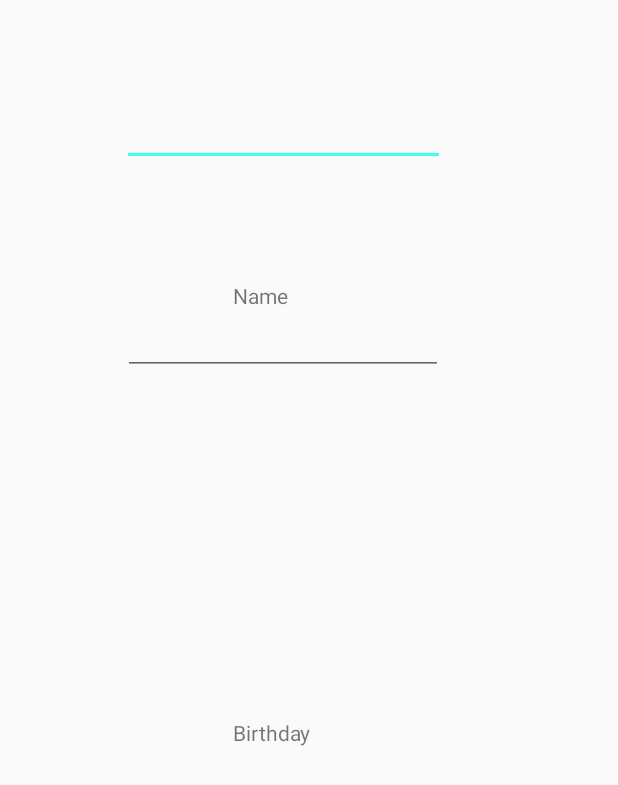
After one commit to nugready/ProfessionalBuddies2, an Android app: the layout activity_profile.xml on its own in the app's theme, with its tools: preview values and no code run, on a phone screen of 412 x 824 dp. The commit adds this screen. Shown: the top 785 px of the screen. Run offline under Robolectric (Android 15) with nearby library versions, the phone set to English and light mode, and no system bars.

Commit message:
Profile page

```diff
--- /dev/null
+++ b/app/src/main/java/com/example/danie/professionalbuddies/profileActivity.java
@@ -0,0 +1,20 @@
+package com.example.danie.professionalbuddies;
+
+import android.support.v7.app.AppCompatActivity;
+import android.os.Bundle;
+/**
+ * Created by janiceambrose on 5/23/17.
+ */
+
+public class  profileActivity extends AppCompatActivity {
+
+    @Override
+
+    protected void onCreate(Bundle savedInstanceState) {
+        super.onCreate(savedInstanceState);
+        setContentView(R.layout.activity_profile);
+    }
+
+
+
+}
--- a/app/src/main/res/layout/activity_account_recovery.xml
+++ b/app/src/main/res/layout/activity_account_recovery.xml
@@ -19,7 +19,9 @@
         android:layout_marginLeft="8dp"
         app:layout_constraintLeft_toLeftOf="parent"
         app:layout_constraintTop_toTopOf="parent"
-        android:layout_marginTop="8dp" />
+        android:layout_marginTop="8dp"
+        android:layout_marginStart="8dp"
+        android:layout_marginEnd="8dp" />
 
     <EditText
         android:id="@+id/editText"
@@ -36,10 +38,10 @@
         android:id="@+id/textView2"
         android:layout_width="71dp"
         android:layout_height="17dp"
-        android:layout_marginTop="0dp"
         android:text="@string/enterEmail"
         app:layout_constraintTop_toBottomOf="@+id/editText"
-        tools:layout_editor_absoluteX="84dp"
-        tools:ignore="MissingConstraints" />
+        tools:layout_editor_absoluteX="84dp" />
+
+
 
 </android.support.constraint.ConstraintLayout>
--- /dev/null
+++ b/app/src/main/res/layout/activity_profile.xml
@@ -0,0 +1,72 @@
+<?xml version="1.0" encoding="utf-8"?>
+<android.support.constraint.ConstraintLayout
+    xmlns:android="http://schemas.android.com/apk/res/android"
+    xmlns:app="http://schemas.android.com/apk/res-auto"
+    xmlns:tools="http://schemas.android.com/tools"
+    android:layout_width="match_parent"
+    android:layout_height="match_parent">
+
+
+    <EditText
+        android:id="@+id/editText2"
+        android:layout_width="215dp"
+        android:layout_height="43dp"
+        android:ems="10"
+        android:inputType="textPersonName"
+        android:text=""
+        android:layout_marginRight="8dp"
+        app:layout_constraintRight_toRightOf="parent"
+        android:layout_marginLeft="8dp"
+        app:layout_constraintLeft_toLeftOf="parent"
+        app:layout_constraintTop_toTopOf="parent"
+        android:layout_marginTop="67dp"
+        app:layout_constraintHorizontal_bias="0.405"
+        android:layout_marginBottom="8dp"
+        app:layout_constraintVertical_bias="0.0"
+        app:layout_constraintBottom_toBottomOf="parent" />
+
+    <TextView
+        android:id="@+id/textView3"
+        android:layout_width="wrap_content"
+        android:layout_height="wrap_content"
+        android:layout_marginBottom="-2dp"
+        android:layout_marginLeft="8dp"
+        android:layout_marginRight="8dp"
+        android:text="@string/enterName"
+        app:layout_constraintBottom_toTopOf="@+id/editText3"
+        app:layout_constraintHorizontal_bias="0.41"
+        app:layout_constraintLeft_toLeftOf="parent"
+        app:layout_constraintRight_toRightOf="parent" />
+
+    <EditText
+        android:id="@+id/editText3"
+        android:layout_width="wrap_content"
+        android:layout_height="wrap_content"
+        android:ems="10"
+        android:inputType="date"
+        android:layout_marginRight="8dp"
+        app:layout_constraintRight_toRightOf="parent"
+        android:layout_marginLeft="8dp"
+        app:layout_constraintLeft_toLeftOf="parent"
+        app:layout_constraintHorizontal_bias="0.405"
+        android:layout_marginBottom="8dp"
+        app:layout_constraintTop_toTopOf="parent"
+        android:layout_marginTop="8dp"
+        app:layout_constraintVertical_bias="0.258"
+        app:layout_constraintBottom_toBottomOf="parent" />
+
+    <TextView
+        android:id="@+id/textView4"
+        android:layout_width="wrap_content"
+        android:layout_height="wrap_content"
+        android:text="@string/enterBirthday"
+        android:layout_marginRight="8dp"
+        app:layout_constraintRight_toRightOf="parent"
+        android:layout_marginLeft="8dp"
+        app:layout_constraintLeft_toLeftOf="parent"
+        app:layout_constraintHorizontal_bias="0.429"
+        app:layout_constraintBottom_toBottomOf="parent"
+        android:layout_marginBottom="326dp" />
+
+
+</android.support.constraint.ConstraintLayout>
--- a/app/src/main/res/layout/activity_registration.xml
+++ b/app/src/main/res/layout/activity_registration.xml
@@ -105,7 +105,6 @@
         app:layout_constraintRight_toRightOf="parent"
         android:layout_marginStart="8dp"
         android:layout_marginEnd="8dp"
-        android:layout_marginTop="0dp"
         app:layout_constraintTop_toBottomOf="@+id/registrationEmailField" />
 
     <EditText
@@ -133,7 +132,7 @@
 
     <EditText
         android:id="@+id/registrationSecurityQuestionAnswer"
-        android:layout_width="match_parent"
+        android:layout_width="0dp"
         android:layout_height="wrap_content"
         android:layout_marginBottom="8dp"
         android:layout_marginRight="8dp"
@@ -146,14 +145,14 @@
         app:layout_constraintLeft_toLeftOf="parent"
         app:layout_constraintRight_toRightOf="parent"
         app:layout_constraintTop_toBottomOf="@+id/questionsSpinner"
-        app:layout_constraintVertical_bias="0.0" />
+        app:layout_constraintVertical_bias="0.0"
+        android:layout_marginEnd="8dp" />
 
     <TextView
         android:id="@+id/registrationSecQuestionAnswerLabel"
         android:layout_width="wrap_content"
         android:layout_height="wrap_content"
         android:layout_marginBottom="8dp"
-        android:layout_marginTop="0dp"
         android:text="@string/securityQuestionAnswer"
         app:layout_constraintBottom_toBottomOf="parent"
         app:layout_constraintLeft_toLeftOf="parent"
--- a/app/src/main/res/values/strings.xml
+++ b/app/src/main/res/values/strings.xml
@@ -8,6 +8,8 @@
     <string name="newUser">New User? Sign up!</string>
     <string name="Accountrecovery">Account Recovery</string>
     <string name="securityQuestion">Security Question</string>
+    <string name="enterBirthday">Birthday</string>
+    <string name="enterName"> Name </string>
     <string name="email">Email</string>
     <string name="securityQuestionAnswer">Answer</string>
     <string name="motherMaiden">What is your mother\'s maiden name?</string>
```
